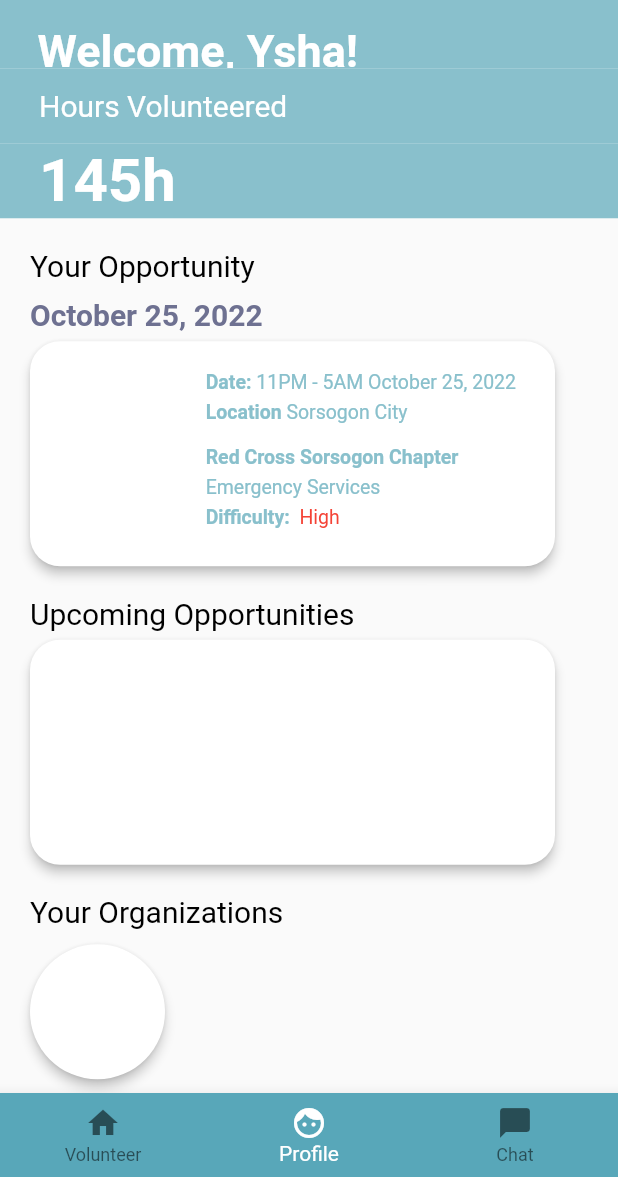
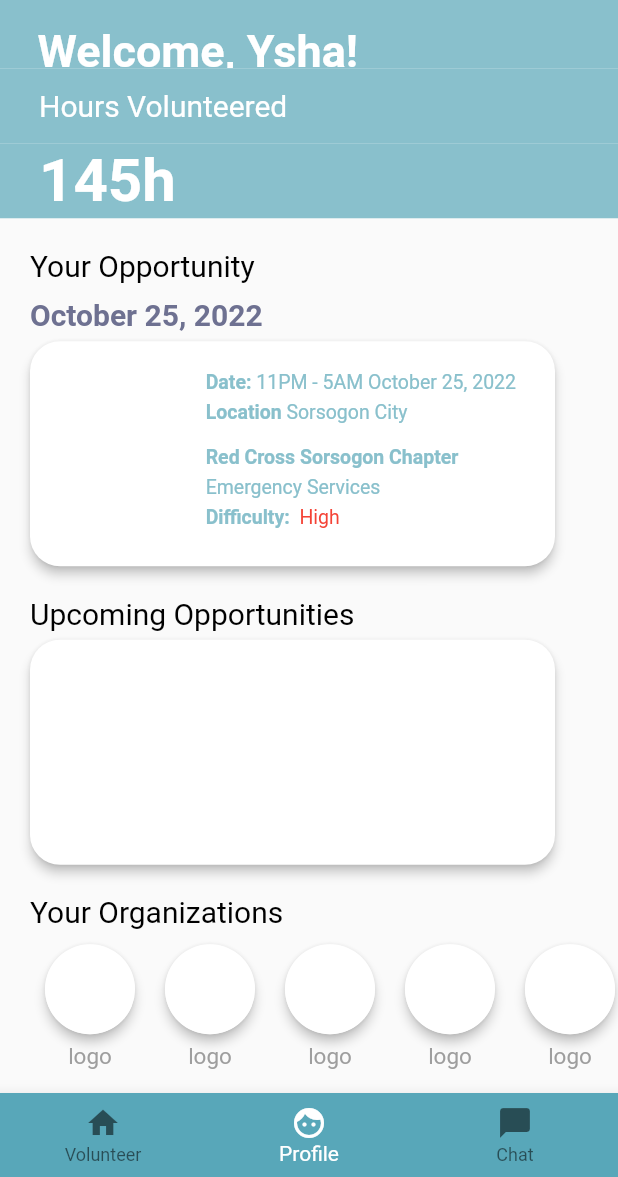
Before and after one commit to EruelUrsua/HelpJuan, a Flutter app: the screen it shows once a user with an empty profile is signed in, item 2 of the bottom bar chosen, on a phone screen of 412 x 824 dp, the part 59-1236 px from its top. Run offline on Flutter 3.47's test engine with Material 2 defaults, Android fonts, the phone set to English and light mode, and no system bars; our stand-ins replace firebase_auth, firebase_core; missing offline and left inert: firebase_ui_auth; accounts and stored records are empty; Roboto replaces fonts that are missing (Questrial).

Commit message:
OrgCircle with text and scroll

```diff
--- a/lib/profile.dart
+++ b/lib/profile.dart
@@ -8,6 +8,7 @@ class profile extends StatefulWidget {
 }
 
 class _profileState extends State<profile> {
+  final List<String> items = List.generate(100, (index) => "Item $index");
   @override
   Widget build(BuildContext context) {
     return Scaffold(
@@ -316,15 +317,35 @@ class _profileState extends State<profile> {
 
 // --- Your organizations circle
               Container(
-                margin: EdgeInsets.fromLTRB(20.0, 10.0, 0.0, 0.0),
-                child: Row(
-                  children: [
-                    PhysicalModel(
-                        color: Colors.white,
-                        elevation: 3,
-                        child: Container(width: 90, height: 90),
-                        shape: BoxShape.circle),
-                  ],
+                height: 105.0,
+                child: ListView.builder(
+                  padding: EdgeInsets.only(left: 20.0),
+                  scrollDirection: Axis.horizontal,
+                  itemCount: items.length,
+                  itemBuilder: (BuildContext context, int index) {
+                    return Padding(
+                      padding: EdgeInsets.all(10.0),
+                      child: Column(
+                        children: <Widget>[
+                          Material(
+                              child: CircleAvatar(
+                                radius: 30.0,
+                                backgroundColor: Colors.white,
+                              ),
+                              elevation: 3,
+                              shape: const CircleBorder(side: BorderSide.none)),
+                          SizedBox(height: 6.0),
+                          Text(
+                            'logo', // name of org
+                            style: TextStyle(
+                              color: Colors.grey,
+                              fontSize: 15.0,
+                            ),
+                          ),
+                        ],
+                      ),
+                    );
+                  },
                 ),
               ),
             ], //stop here
```
